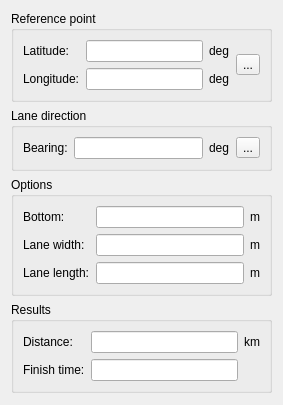
Before: the Qt Designer form src/wideopendistanceform.ui in flysight/flysight-viewer-qt, drawn with Qt 5.
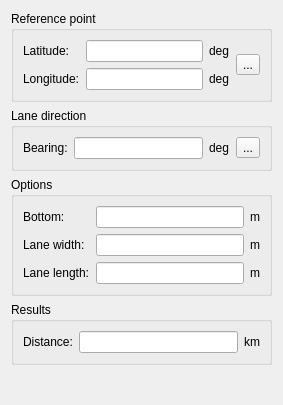
After: the same form once the commit is applied. Icons and pictures are not drawn.

Commit message: Clean up WOWS scoring interfaces

```diff
--- a/src/wideopendistanceform.ui
+++ b/src/wideopendistanceform.ui
@@ -175,13 +175,6 @@
       <string>Results</string>
      </property>
      <layout class="QGridLayout" name="gridLayout_2">
-      <item row="0" column="1">
-       <widget class="QLineEdit" name="distanceEdit">
-        <property name="readOnly">
-         <bool>true</bool>
-        </property>
-       </widget>
-      </item>
       <item row="0" column="2">
        <widget class="QLabel" name="timeUnits">
         <property name="text">
@@ -189,8 +182,8 @@
         </property>
        </widget>
       </item>
-      <item row="1" column="1">
-       <widget class="QLineEdit" name="speedEdit">
+      <item row="0" column="1">
+       <widget class="QLineEdit" name="distanceEdit">
         <property name="readOnly">
          <bool>true</bool>
         </property>
@@ -203,13 +196,6 @@
         </property>
        </widget>
       </item>
-      <item row="1" column="0">
-       <widget class="QLabel" name="label_12">
-        <property name="text">
-         <string>Finish time:</string>
-        </property>
-       </widget>
-      </item>
      </layout>
     </widget>
    </item>
@@ -221,7 +207,7 @@
      <property name="sizeHint" stdset="0">
       <size>
        <width>20</width>
-       <height>40</height>
+       <height>66</height>
       </size>
      </property>
     </spacer>
```
The commit also changes 3 other files.
